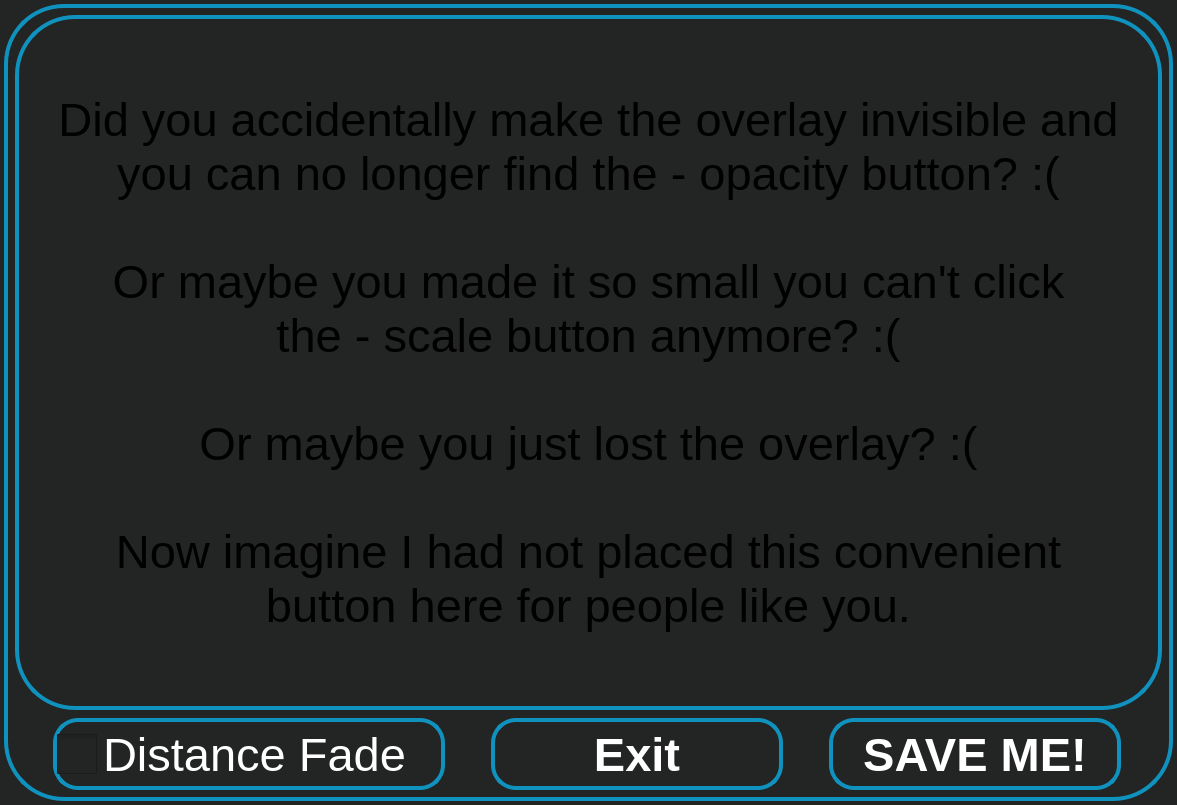
Qt form src/userinterface/panicdashboard.ui (Trixxle/SeamenPerformanceOverlay) before a commit.
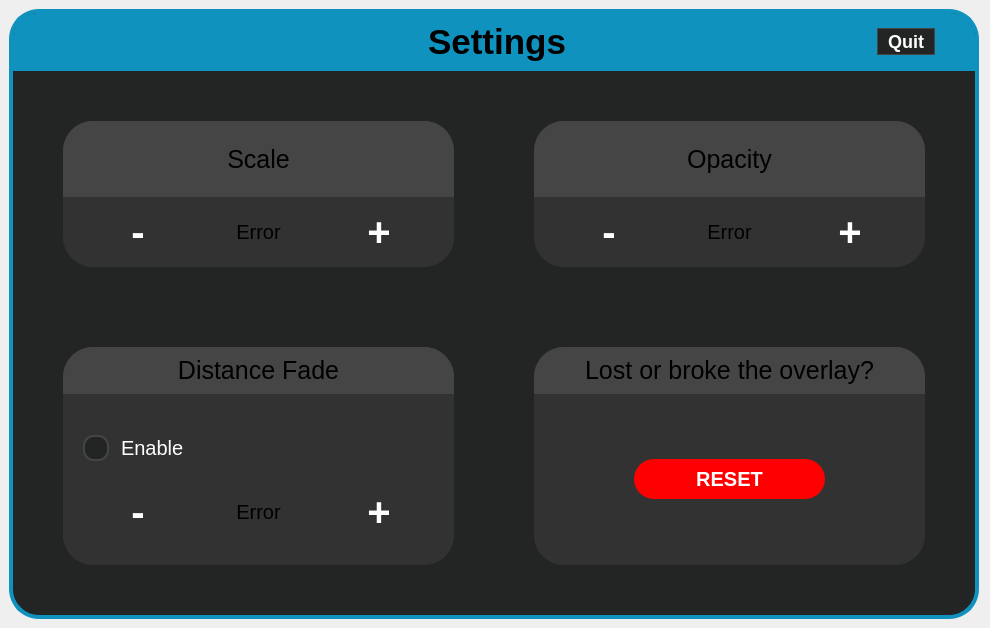
The same form after that commit.

Commit message: Redid the whole dashboard UI. Now has more settings. Not yet fully functional

Diff of the .ui file:
```diff
--- a/src/userinterface/panicdashboard.ui
+++ b/src/userinterface/panicdashboard.ui
@@ -6,8 +6,8 @@
    <rect>
     <x>0</x>
     <y>0</y>
-    <width>1177</width>
-    <height>805</height>
+    <width>990</width>
+    <height>628</height>
    </rect>
   </property>
   <property name="windowTitle">
@@ -17,211 +17,724 @@
    <double>1.000000000000000</double>
   </property>
   <property name="styleSheet">
-   <string notr="true">                           background-color: #232424; 
-                            border-radius: 60px; 
-                            border: 4px solid #1092BF;
-                            margin: 4px; </string>
+   <string notr="true"/>
   </property>
-  <layout class="QVBoxLayout" name="verticalLayout">
+  <layout class="QVBoxLayout" name="verticalLayout" stretch="0">
    <property name="spacing">
-    <number>0</number>
+    <number>6</number>
    </property>
-   <property name="sizeConstraint">
-    <enum>QLayout::SizeConstraint::SetDefaultConstraint</enum>
+   <property name="leftMargin">
+    <number>9</number>
+   </property>
+   <property name="topMargin">
+    <number>9</number>
+   </property>
+   <property name="bottomMargin">
+    <number>9</number>
    </property>
    <item>
-    <layout class="QVBoxLayout" name="mainLayout">
-     <property name="spacing">
-      <number>0</number>
-     </property>
-     <property name="sizeConstraint">
-      <enum>QLayout::SizeConstraint::SetDefaultConstraint</enum>
-     </property>
-     <property name="leftMargin">
-      <number>0</number>
-     </property>
-     <item>
-      <widget class="QLabel" name="panicMessageTitle">
-       <property name="font">
-        <font>
-         <pointsize>35</pointsize>
-        </font>
-       </property>
-       <property name="text">
-        <string>Did you accidentally make the overlay invisible and
-you can no longer find the - opacity button? :(
+    <widget class="QFrame" name="MainFrame">
+     <property name="styleSheet">
+      <string notr="true">/* --- Main Window Background --- */
+#MainFrame {
+    background-color: #232424;
+    border-radius: 30px;
+    border: 4px solid #1092BF; 
+}
 
-Or maybe you made it so small you can't click
-the - scale button anymore? :(
+/* --- Top Blue Header --- */
+#TitleFrame {
+    background-color: #1092BF; 
+    border-top-left-radius: 25px;
+    border-top-right-radius: 25px;
+    border-bottom-left-radius: 0px;
+    border-bottom-right-radius: 0px;
+}
 
-Or maybe you just lost the overlay? :(
+#settingsTitle {
+    font-size: 35px;
+    font-weight: bold;
+}
 
-Now imagine I had not placed this convenient
-button here for people like you.</string>
-       </property>
-       <property name="alignment">
-        <set>Qt::AlignmentFlag::AlignCenter</set>
-       </property>
-       <property name="margin">
-        <number>23</number>
-       </property>
-      </widget>
-     </item>
-     <item>
-      <layout class="QHBoxLayout" name="horizontalLayout">
-       <item>
-        <widget class="QCheckBox" name="distanceFadeCheck">
-         <property name="minimumSize">
-          <size>
-           <width>400</width>
-           <height>80</height>
-          </size>
-         </property>
-         <property name="maximumSize">
-          <size>
-           <width>400</width>
-           <height>80</height>
-          </size>
-         </property>
-         <property name="font">
-          <font>
-           <pointsize>35</pointsize>
-           <italic>false</italic>
-           <underline>false</underline>
-          </font>
-         </property>
-         <property name="layoutDirection">
-          <enum>Qt::LayoutDirection::LeftToRight</enum>
-         </property>
-         <property name="styleSheet">
-          <string notr="true">	QCheckBox::indicator {
-    	 width: 40px;
-     	height: 40px;
- 	}
+/* --- The Interaction Frame --- */
+#InteractionFrame {
+    border-radius: 30px;
+}
 
-    QCheckBox {
-        color: white;
-		border-radius: 25px;
-    }
 
-    QCheckBox:hover {
-        background-color: #262626;
-    }
+/* --- The 4 Inner Grid Panels --- */
+#ScaleFrame, #OpacityFrame, #DistanceFadeFrame, #ResetFrame {
+    background-color: rgb(50, 50, 50);
+    border-radius: 30px;
+}
 
-    QCheckBox:pressed {
-        background-color: #1EAEED;
-        border-color: #1EAEED;
-        color: black;
-    }</string>
-         </property>
-         <property name="text">
-          <string>Distance Fade</string>
-         </property>
-         <property name="checked">
-          <bool>false</bool>
-         </property>
-         <property name="tristate">
-          <bool>false</bool>
-         </property>
-        </widget>
-       </item>
-       <item>
-        <widget class="QPushButton" name="panicQuitButton">
-         <property name="sizePolicy">
-          <sizepolicy hsizetype="Minimum" vsizetype="Fixed">
-           <horstretch>0</horstretch>
-           <verstretch>0</verstretch>
-          </sizepolicy>
-         </property>
-         <property name="minimumSize">
-          <size>
-           <width>300</width>
-           <height>80</height>
-          </size>
-         </property>
-         <property name="maximumSize">
-          <size>
-           <width>300</width>
-           <height>80</height>
-          </size>
-         </property>
-         <property name="font">
-          <font>
-           <pointsize>35</pointsize>
-           <bold>true</bold>
-          </font>
-         </property>
-         <property name="styleSheet">
-          <string notr="true">    QPushButton {
-        color: white;
-		border-radius: 25px;
-    }
+#ScaleTitle, #OpacityTitle, #DistanceFadeTitle, #LostOrBrokeTitle {
+	font-size: 25px;
+}
 
-    QPushButton:hover {
-        background-color: #262626;
-    }
+#DistanceFadeTitleFrame, #ScaleTitleFrame, #OpacityTitleFrame, #LostOrBrokeTitleFrame {
+    background-color: #454545;
+    border-top-left-radius: 30px;
+    border-top-right-radius: 30px;
+    border-bottom-left-radius: 0px;
+    border-bottom-right-radius: 0px;
+}
 
-    QPushButton:pressed {
-        background-color: #1EAEED;
-        border-color: #1EAEED;
-        color: black;
-    }</string>
+#DistanceFadeInteractionFrame, #panicButtonFrame{
+	background-color: transparent;
+	border: none;
+}
+
+/* --- Checkbox Container --- */
+#distanceFadeCheck {
+	font-size: 20px;
+    spacing: 12px; /* Pushes the 'Enable' text away from the box */
+    color: white;
+}
+
+/* --- The Unchecked State (Empty Circle) --- */
+#distanceFadeCheck::indicator {
+    width: 22px;
+    height: 22px;
+    border-radius: 11px; /* Setting radius to half the width makes a perfect circle */
+    background-color: #232424; /* Matches your darkest background */
+    border: 2px solid #454545; /* Subtle grey ring */
+}
+
+/* --- Hover State --- */
+#distanceFadeCheck::indicator:hover {
+    border: 2px solid #1092BF; /* Glows blue when hovered */
+}
+
+/* --- The Checked State (Filled Blue Circle) --- */
+#distanceFadeCheck::indicator:checked {
+    background-color: #1092BF; 
+    border: 2px solid #232424;
+    image: none; /* Prevents standard Qt checkmark from drawing over it */
+}
+
+/*--- Global QLabel --- */
+QLabel {
+	font-size: 20px;
+}
+
+/* --- Global Button Styling (+, -, Quit) --- */
+QPushButton {
+    background-color: transparent;
+    color: white;
+    border-radius: 8px;
+    font-size: 40px;
+    font-weight: bold;
+    padding: 2px 10px; /* Adjust padding to fit your preferred height */
+}
+
+QPushButton:hover {
+    background-color: #555555;
+}
+
+QPushButton:pressed {
+    background-color: #1092BF;
+}
+
+/* --- Specific Button Overrides --- */
+#panicQuitButton {
+    background-color: #232424; /* Darker background for the quit button */
+    font-size: 18px;
+    border: 1px solid #454545;
+    border-radius: 15px;
+}
+
+#panicButton {
+    background-color: #ff0000;
+    font-size: 20px;
+    padding: 8px;
+    border-radius: 20px;
+}
+
+#panicButton:hover {
+    background-color: #cc0000;
+}</string>
+     </property>
+     <property name="frameShape">
+      <enum>QFrame::Shape::StyledPanel</enum>
+     </property>
+     <property name="frameShadow">
+      <enum>QFrame::Shadow::Raised</enum>
+     </property>
+     <layout class="QVBoxLayout" name="verticalLayout_6">
+      <property name="spacing">
+       <number>0</number>
+      </property>
+      <property name="leftMargin">
+       <number>0</number>
+      </property>
+      <property name="topMargin">
+       <number>0</number>
+      </property>
+      <property name="rightMargin">
+       <number>0</number>
+      </property>
+      <property name="bottomMargin">
+       <number>0</number>
+      </property>
+      <item>
+       <widget class="QFrame" name="TitleFrame">
+        <property name="sizePolicy">
+         <sizepolicy hsizetype="Expanding" vsizetype="Fixed">
+          <horstretch>0</horstretch>
+          <verstretch>0</verstretch>
+         </sizepolicy>
+        </property>
+        <property name="font">
+         <font>
+          <bold>false</bold>
+         </font>
+        </property>
+        <property name="frameShape">
+         <enum>QFrame::Shape::StyledPanel</enum>
+        </property>
+        <property name="frameShadow">
+         <enum>QFrame::Shadow::Raised</enum>
+        </property>
+        <layout class="QHBoxLayout" name="horizontalLayout" stretch="1,0,1,0">
+         <property name="leftMargin">
+          <number>40</number>
          </property>
-         <property name="text">
-          <string>Exit</string>
+         <property name="topMargin">
+          <number>9</number>
          </property>
-        </widget>
-       </item>
-       <item>
-        <widget class="QPushButton" name="panicButton">
-         <property name="enabled">
-          <bool>true</bool>
+         <property name="rightMargin">
+          <number>40</number>
          </property>
-         <property name="minimumSize">
-          <size>
-           <width>300</width>
-           <height>80</height>
-          </size>
+         <item>
+          <spacer name="LeftSideTitle">
+           <property name="orientation">
+            <enum>Qt::Orientation::Horizontal</enum>
+           </property>
+           <property name="sizeHint" stdset="0">
+            <size>
+             <width>40</width>
+             <height>20</height>
+            </size>
+           </property>
+          </spacer>
+         </item>
+         <item>
+          <widget class="QLabel" name="settingsTitle">
+           <property name="font">
+            <font>
+             <pointsize>-1</pointsize>
+             <bold>true</bold>
+            </font>
+           </property>
+           <property name="text">
+            <string>Settings</string>
+           </property>
+           <property name="alignment">
+            <set>Qt::AlignmentFlag::AlignCenter</set>
+           </property>
+          </widget>
+         </item>
+         <item>
+          <spacer name="RightSideTitle">
+           <property name="orientation">
+            <enum>Qt::Orientation::Horizontal</enum>
+           </property>
+           <property name="sizeType">
+            <enum>QSizePolicy::Policy::Maximum</enum>
+           </property>
+           <property name="sizeHint" stdset="0">
+            <size>
+             <width>305</width>
+             <height>20</height>
+            </size>
+           </property>
+          </spacer>
+         </item>
+         <item>
+          <widget class="QPushButton" name="panicQuitButton">
+           <property name="text">
+            <string>Quit</string>
+           </property>
+          </widget>
+         </item>
+        </layout>
+       </widget>
+      </item>
+      <item>
+       <widget class="QFrame" name="InteractionFrame">
+        <property name="sizePolicy">
+         <sizepolicy hsizetype="Expanding" vsizetype="Preferred">
+          <horstretch>0</horstretch>
+          <verstretch>0</verstretch>
+         </sizepolicy>
+        </property>
+        <property name="frameShape">
+         <enum>QFrame::Shape::StyledPanel</enum>
+        </property>
+        <property name="frameShadow">
+         <enum>QFrame::Shadow::Raised</enum>
+        </property>
+        <layout class="QGridLayout" name="gridLayout" rowstretch="4,6">
+         <property name="sizeConstraint">
+          <enum>QLayout::SizeConstraint::SetDefaultConstraint</enum>
          </property>
-         <property name="maximumSize">
-          <size>
-           <width>300</width>
-           <height>80</height>
-          </size>
+         <property name="leftMargin">
+          <number>50</number>
          </property>
-         <property name="font">
-          <font>
-           <pointsize>35</pointsize>
-           <bold>true</bold>
-          </font>
+         <property name="topMargin">
+          <number>50</number>
          </property>
-         <property name="styleSheet">
-          <string notr="true">    QPushButton {
-        color: white;
-		border-radius: 25px;
-    }
-
-    QPushButton:hover {
-        background-color: #262626;
-    }
-
-    QPushButton:pressed {
-        background-color: #1EAEED;
-        border-color: #1EAEED;
-        color: black;
-    }</string>
+         <property name="rightMargin">
+          <number>50</number>
          </property>
-         <property name="text">
-          <string>SAVE ME!</string>
+         <property name="bottomMargin">
+          <number>50</number>
          </property>
-         <property name="flat">
-          <bool>false</bool>
+         <property name="spacing">
+          <number>80</number>
          </property>
-        </widget>
-       </item>
-      </layout>
-     </item>
-    </layout>
+         <item row="0" column="1">
+          <widget class="QFrame" name="OpacityFrame">
+           <property name="frameShape">
+            <enum>QFrame::Shape::StyledPanel</enum>
+           </property>
+           <property name="frameShadow">
+            <enum>QFrame::Shadow::Raised</enum>
+           </property>
+           <layout class="QVBoxLayout" name="verticalLayout_3" stretch="0,4">
+            <property name="spacing">
+             <number>0</number>
+            </property>
+            <property name="leftMargin">
+             <number>0</number>
+            </property>
+            <property name="topMargin">
+             <number>0</number>
+            </property>
+            <property name="rightMargin">
+             <number>0</number>
+            </property>
+            <property name="bottomMargin">
+             <number>0</number>
+            </property>
+            <item>
+             <widget class="QFrame" name="OpacityTitleFrame">
+              <property name="frameShape">
+               <enum>QFrame::Shape::StyledPanel</enum>
+              </property>
+              <property name="frameShadow">
+               <enum>QFrame::Shadow::Raised</enum>
+              </property>
+              <layout class="QVBoxLayout" name="verticalLayout_9">
+               <item>
+                <widget class="QLabel" name="OpacityTitle">
+                 <property name="font">
+                  <font>
+                   <family>Segoe UI</family>
+                   <pointsize>-1</pointsize>
+                  </font>
+                 </property>
+                 <property name="text">
+                  <string>Opacity</string>
+                 </property>
+                 <property name="alignment">
+                  <set>Qt::AlignmentFlag::AlignCenter</set>
+                 </property>
+                </widget>
+               </item>
+              </layout>
+             </widget>
+            </item>
+            <item>
+             <layout class="QHBoxLayout" name="OpacityButtonsLayout">
+              <property name="spacing">
+               <number>10</number>
+              </property>
+              <property name="leftMargin">
+               <number>20</number>
+              </property>
+              <property name="topMargin">
+               <number>10</number>
+              </property>
+              <property name="rightMargin">
+               <number>20</number>
+              </property>
+              <property name="bottomMargin">
+               <number>10</number>
+              </property>
+              <item>
+               <widget class="QPushButton" name="MinusOpacity">
+                <property name="text">
+                 <string>-</string>
+                </property>
+               </widget>
+              </item>
+              <item>
+               <widget class="QLabel" name="OpacityVar">
+                <property name="text">
+                 <string>Error</string>
+                </property>
+                <property name="alignment">
+                 <set>Qt::AlignmentFlag::AlignCenter</set>
+                </property>
+               </widget>
+              </item>
+              <item>
+               <widget class="QPushButton" name="PlusOpacity">
+                <property name="text">
+                 <string>+</string>
+                </property>
+               </widget>
+              </item>
+             </layout>
+            </item>
+           </layout>
+          </widget>
+         </item>
+         <item row="0" column="0">
+          <widget class="QFrame" name="ScaleFrame">
+           <property name="frameShape">
+            <enum>QFrame::Shape::StyledPanel</enum>
+           </property>
+           <property name="frameShadow">
+            <enum>QFrame::Shadow::Raised</enum>
+           </property>
+           <layout class="QVBoxLayout" name="verticalLayout_2" stretch="0,4">
+            <property name="spacing">
+             <number>0</number>
+            </property>
+            <property name="leftMargin">
+             <number>0</number>
+            </property>
+            <property name="topMargin">
+             <number>0</number>
+            </property>
+            <property name="rightMargin">
+             <number>0</number>
+            </property>
+            <property name="bottomMargin">
+             <number>0</number>
+            </property>
+            <item>
+             <widget class="QFrame" name="ScaleTitleFrame">
+              <property name="frameShape">
+               <enum>QFrame::Shape::StyledPanel</enum>
+              </property>
+              <property name="frameShadow">
+               <enum>QFrame::Shadow::Raised</enum>
+              </property>
+              <layout class="QVBoxLayout" name="verticalLayout_8">
+               <item>
+                <widget class="QLabel" name="ScaleTitle">
+                 <property name="font">
+                  <font>
+                   <family>Segoe UI</family>
+                   <pointsize>-1</pointsize>
+                   <bold>false</bold>
+                  </font>
+                 </property>
+                 <property name="text">
+                  <string>Scale</string>
+                 </property>
+                 <property name="alignment">
+                  <set>Qt::AlignmentFlag::AlignCenter</set>
+                 </property>
+                 <property name="indent">
+                  <number>-1</number>
+                 </property>
+                </widget>
+               </item>
+              </layout>
+             </widget>
+            </item>
+            <item>
+             <layout class="QHBoxLayout" name="ScaleButtonsLayout">
+              <property name="spacing">
+               <number>10</number>
+              </property>
+              <property name="leftMargin">
+               <number>20</number>
+              </property>
+              <property name="topMargin">
+               <number>10</number>
+              </property>
+              <property name="rightMargin">
+               <number>20</number>
+              </property>
+              <property name="bottomMargin">
+               <number>10</number>
+              </property>
+              <item>
+               <widget class="QPushButton" name="MinusScale">
+                <property name="text">
+                 <string>-</string>
+                </property>
+               </widget>
+              </item>
+              <item>
+               <widget class="QLabel" name="ScaleVar">
+                <property name="text">
+                 <string>Error</string>
+                </property>
+                <property name="alignment">
+                 <set>Qt::AlignmentFlag::AlignCenter</set>
+                </property>
+               </widget>
+              </item>
+              <item>
+               <widget class="QPushButton" name="PlusScale">
+                <property name="text">
+                 <string>+</string>
+                </property>
+               </widget>
+              </item>
+             </layout>
+            </item>
+           </layout>
+          </widget>
+         </item>
+         <item row="1" column="0">
+          <widget class="QFrame" name="DistanceFadeFrame">
+           <property name="frameShape">
+            <enum>QFrame::Shape::StyledPanel</enum>
+           </property>
+           <property name="frameShadow">
+            <enum>QFrame::Shadow::Raised</enum>
+           </property>
+           <layout class="QVBoxLayout" name="verticalLayout_5" stretch="0,4">
+            <property name="spacing">
+             <number>0</number>
+            </property>
+            <property name="leftMargin">
+             <number>0</number>
+            </property>
+            <property name="topMargin">
+             <number>0</number>
+            </property>
+            <property name="rightMargin">
+             <number>0</number>
+            </property>
+            <property name="bottomMargin">
+             <number>0</number>
+            </property>
+            <item>
+             <widget class="QFrame" name="DistanceFadeTitleFrame">
+              <property name="styleSheet">
+               <string notr="true"/>
+              </property>
+              <property name="frameShape">
+               <enum>QFrame::Shape::StyledPanel</enum>
+              </property>
+              <property name="frameShadow">
+               <enum>QFrame::Shadow::Raised</enum>
+              </property>
+              <layout class="QVBoxLayout" name="verticalLayout_7">
+               <item>
+                <widget class="QLabel" name="DistanceFadeTitle">
+                 <property name="font">
+                  <font>
+                   <family>Segoe UI</family>
+                   <pointsize>-1</pointsize>
+                  </font>
+                 </property>
+                 <property name="text">
+                  <string>Distance Fade</string>
+                 </property>
+                 <property name="alignment">
+                  <set>Qt::AlignmentFlag::AlignCenter</set>
+                 </property>
+                </widget>
+               </item>
+              </layout>
+             </widget>
+            </item>
+            <item>
+             <widget class="QFrame" name="DistanceFadeInteractionFrame">
+              <property name="frameShape">
+               <enum>QFrame::Shape::StyledPanel</enum>
+              </property>
+              <property name="frameShadow">
+               <enum>QFrame::Shadow::Raised</enum>
+              </property>
+              <layout class="QVBoxLayout" name="verticalLayout_12" stretch="2,0">
+               <property name="spacing">
+                <number>0</number>
+               </property>
+               <property name="leftMargin">
+                <number>20</number>
+               </property>
+               <property name="topMargin">
+                <number>25</number>
+               </property>
+               <property name="rightMargin">
+                <number>20</number>
+               </property>
+               <property name="bottomMargin">
+                <number>0</number>
+               </property>
+               <item>
+                <widget class="QCheckBox" name="distanceFadeCheck">
+                 <property name="text">
+                  <string>Enable</string>
+                 </property>
+                 <property name="tristate">
+                  <bool>false</bool>
+                 </property>
+                </widget>
+               </item>
+               <item>
+                <layout class="QHBoxLayout" name="DistanceFadeButtonsLayout">
+                 <property name="spacing">
+                  <number>10</number>
+                 </property>
+                 <property name="leftMargin">
+                  <number>0</number>
+                 </property>
+                 <property name="topMargin">
+                  <number>10</number>
+                 </property>
+                 <property name="rightMargin">
+                  <number>0</number>
+                 </property>
+                 <property name="bottomMargin">
+                  <number>10</number>
+                 </property>
+                 <item>
+                  <widget class="QPushButton" name="MinusDistanceFade">
+                   <property name="text">
+                    <string>-</string>
+                   </property>
+                  </widget>
+                 </item>
+                 <item>
+                  <widget class="QLabel" name="DistanceFadeVar">
+                   <property name="text">
+                    <string>Error</string>
+                   </property>
+                   <property name="alignment">
+                    <set>Qt::AlignmentFlag::AlignCenter</set>
+                   </property>
+                  </widget>
+                 </item>
+                 <item>
+                  <widget class="QPushButton" name="PlusDistanceFade">
+                   <property name="text">
+                    <string>+</string>
+                   </property>
+                  </widget>
+                 </item>
+                </layout>
+               </item>
+              </layout>
+             </widget>
+            </item>
+           </layout>
+          </widget>
+         </item>
+         <item row="1" column="1">
+          <widget class="QFrame" name="ResetFrame">
+           <property name="frameShape">
+            <enum>QFrame::Shape::StyledPanel</enum>
+           </property>
+           <property name="frameShadow">
+            <enum>QFrame::Shadow::Raised</enum>
+           </property>
+           <layout class="QVBoxLayout" name="verticalLayout_4" stretch="0,4">
+            <property name="spacing">
+             <number>0</number>
+            </property>
+            <property name="leftMargin">
+             <number>0</number>
+            </property>
+            <property name="topMargin">
+             <number>0</number>
+            </property>
+            <property name="rightMargin">
+             <number>0</number>
+            </property>
+            <property name="bottomMargin">
+             <number>0</number>
+            </property>
+            <item>
+             <widget class="QFrame" name="LostOrBrokeTitleFrame">
+              <property name="frameShape">
+               <enum>QFrame::Shape::StyledPanel</enum>
+              </property>
+              <property name="frameShadow">
+               <enum>QFrame::Shadow::Raised</enum>
+              </property>
+              <layout class="QVBoxLayout" name="verticalLayout_10">
+               <item>
+                <widget class="QLabel" name="LostOrBrokeTitle">
+                 <property name="font">
+                  <font>
+                   <family>Segoe UI</family>
+                   <pointsize>-1</pointsize>
+                  </font>
+                 </property>
+                 <property name="text">
+                  <string>Lost or broke the overlay?</string>
+                 </property>
+                 <property name="alignment">
+                  <set>Qt::AlignmentFlag::AlignCenter</set>
+                 </property>
+                </widget>
+               </item>
+              </layout>
+             </widget>
+            </item>
+            <item>
+             <widget class="QFrame" name="panicButtonFrame">
+              <property name="frameShape">
+               <enum>QFrame::Shape::StyledPanel</enum>
+              </property>
+              <property name="frameShadow">
+               <enum>QFrame::Shadow::Raised</enum>
+              </property>
+              <layout class="QVBoxLayout" name="verticalLayout_11">
+               <property name="spacing">
+                <number>0</number>
+               </property>
+               <property name="leftMargin">
+                <number>100</number>
+               </property>
+               <property name="topMargin">
+                <number>0</number>
+               </property>
+               <property name="rightMargin">
+                <number>100</number>
+               </property>
+               <property name="bottomMargin">
+                <number>0</number>
+               </property>
+               <item>
+                <widget class="QPushButton" name="panicButton">
+                 <property name="font">
+                  <font>
+                   <pointsize>-1</pointsize>
+                   <bold>true</bold>
+                  </font>
+                 </property>
+                 <property name="styleSheet">
+                  <string notr="true"/>
+                 </property>
+                 <property name="text">
+                  <string>RESET</string>
+                 </property>
+                </widget>
+               </item>
+              </layout>
+             </widget>
+            </item>
+           </layout>
+          </widget>
+         </item>
+        </layout>
+       </widget>
+      </item>
+     </layout>
+    </widget>
    </item>
   </layout>
  </widget>
```
The commit also changes 5 other files.
